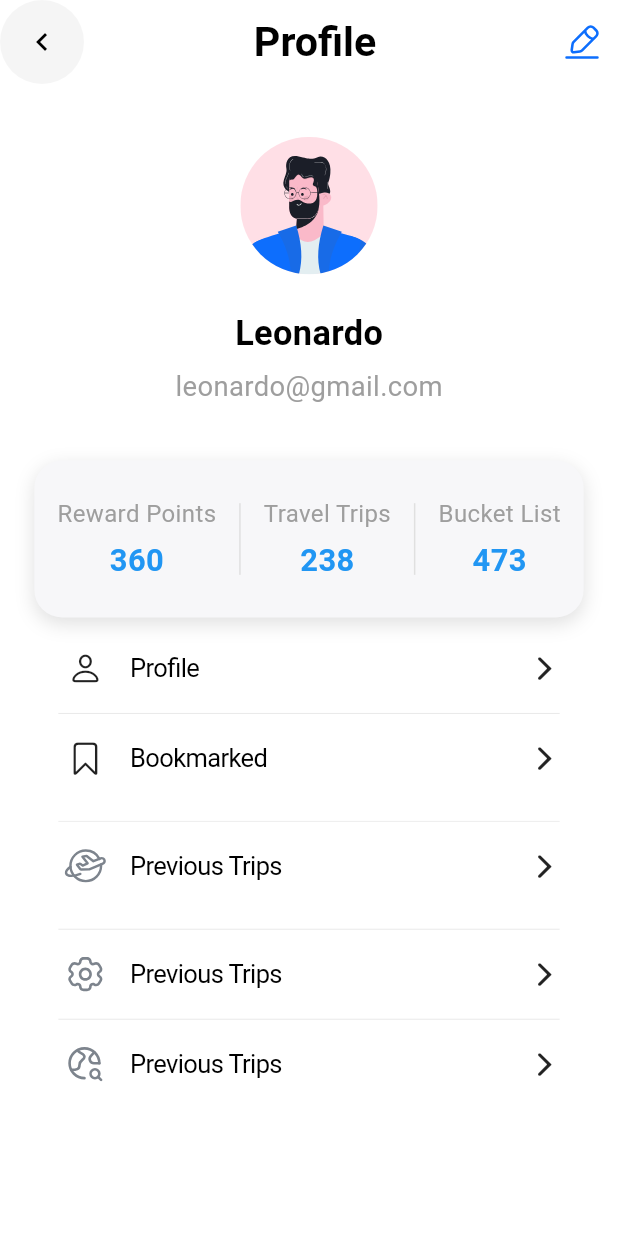
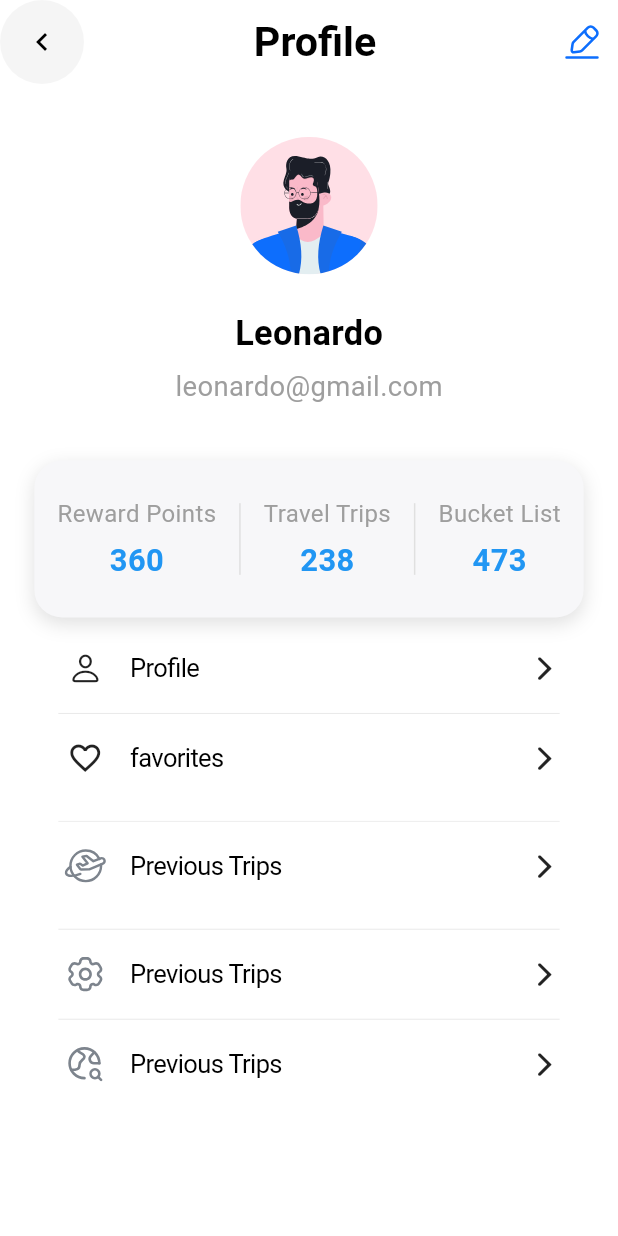
Before and after one commit to lagman5006/uz_travel, a Flutter app: the ProfilePage screen opened directly, on a phone screen of 412 x 824 dp. Run offline on Flutter 3.47's test engine with Material 3 defaults, Android fonts, the phone set to English and light mode, and no system bars; our stand-ins replace cloud_firestore, easy_localization, firebase_auth, firebase_core, flutter_screenutil, flutter_svg and 2 more; accounts and stored records are empty.

Commit message:
changed bookmarker

```diff
--- a/assets/lang/en.json
+++ b/assets/lang/en.json
@@ -30,7 +30,7 @@
   "we_have_sent_password_recovery_instruction": "We have sent password recovery instruction to your email",
   "reset_password": "Reset Password",
   "profile": "Profile",
-  "bookmarked": "Bookmarked",
+  "Favourites": "Favourites",
   "previous_trips": "Previous Trips",
   "settings": "Settings",
   "version": "Version"
--- a/assets/lang/ru.json
+++ b/assets/lang/ru.json
@@ -30,7 +30,7 @@
   "we_have_sent_password_recovery_instruction": "Мы отправили инструкцию по восстановлению пароля на вашу электронную почту",
   "reset_password": "Сбросить пароль",
   "profile": "Профиль",
-  "bookmarked": "Закладки",
+  "favourites": "избранное",
   "previous_trips": "Предыдущие поездки",
   "settings": "Настройки",
   "version": "Версия"
--- a/assets/lang/uz.json
+++ b/assets/lang/uz.json
@@ -30,7 +30,7 @@
   "we_have_sent_password_recovery_instruction": "Parolni tiklash bo'yicha ko'rsatmalarni elektron pochtangizga yubordik",
   "reset_password": "Parolni tiklash",
   "profile": "Profil",
-  "bookmarked": "Xatcho'plar",
+  "Favourites": "sevimlilar",
   "previous_trips": "Oldingi sayohatlar",
   "settings": "Sozlamalar",
   "version": "Versiya"
--- a/lib/views/home_page/profile_page.dart
+++ b/lib/views/home_page/profile_page.dart
@@ -122,8 +122,8 @@
                     endIndent: 16,
                   ),
                   CupertinoListTile(
-                    leading: Icon(CupertinoIcons.bookmark),
-                    title: Text('bookmarked'.tr()),
+                    leading: Icon(Icons.favorite_border),
+                    title: Text('favorites'.tr()),
                     trailing: Icon(CupertinoIcons.forward),
                     onTap: () {
                       Navigator.push(
```
